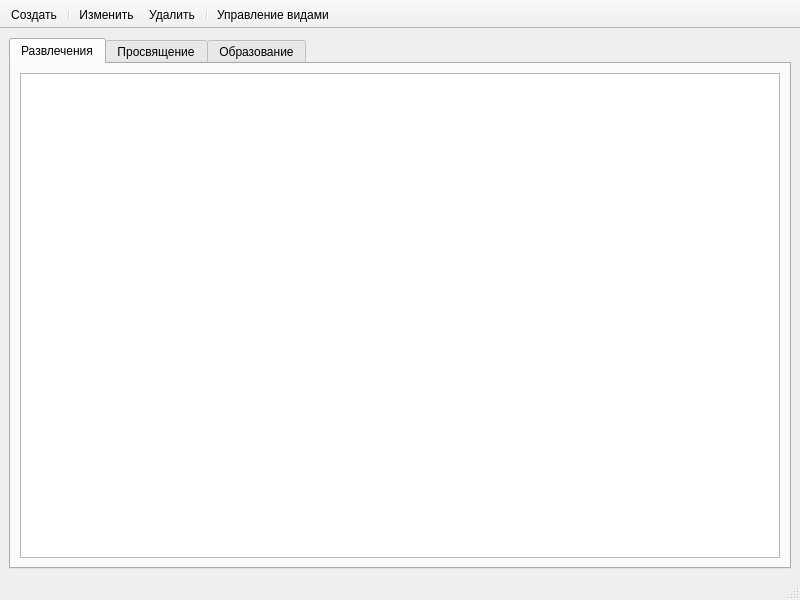
This is app/ui/main_window.ui in NTO-2nd-stage-ABP/ccms as Qt 5 draws it before an edit. The edited form follows.
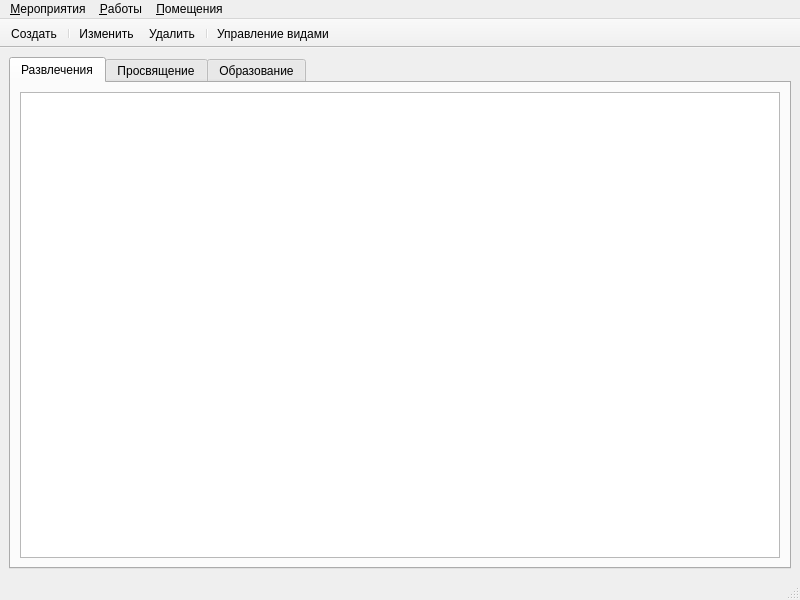
This is the edited form. Icons and pictures are not drawn.

Patch:
```diff
--- a/app/ui/main_window.ui
+++ b/app/ui/main_window.ui
@@ -129,6 +129,37 @@
    <addaction name="separator"/>
    <addaction name="events_type_manager_action"/>
   </widget>
+  <widget class="QMenuBar" name="menuBar">
+   <property name="geometry">
+    <rect>
+     <x>0</x>
+     <y>0</y>
+     <width>800</width>
+     <height>22</height>
+    </rect>
+   </property>
+   <widget class="QMenu" name="menu">
+    <property name="title">
+     <string>&amp;Мероприятия</string>
+    </property>
+    <addaction name="events_type_manager_action"/>
+   </widget>
+   <widget class="QMenu" name="menu_2">
+    <property name="title">
+     <string>&amp;Работы</string>
+    </property>
+    <addaction name="action"/>
+   </widget>
+   <widget class="QMenu" name="menu_3">
+    <property name="title">
+     <string>&amp;Помещения</string>
+    </property>
+    <addaction name="action_2"/>
+   </widget>
+   <addaction name="menu"/>
+   <addaction name="menu_2"/>
+   <addaction name="menu_3"/>
+  </widget>
   <action name="edit_action">
    <property name="icon">
     <iconset>
```
Left out of the diff: 10 changed lines with no effect on the pictures.
